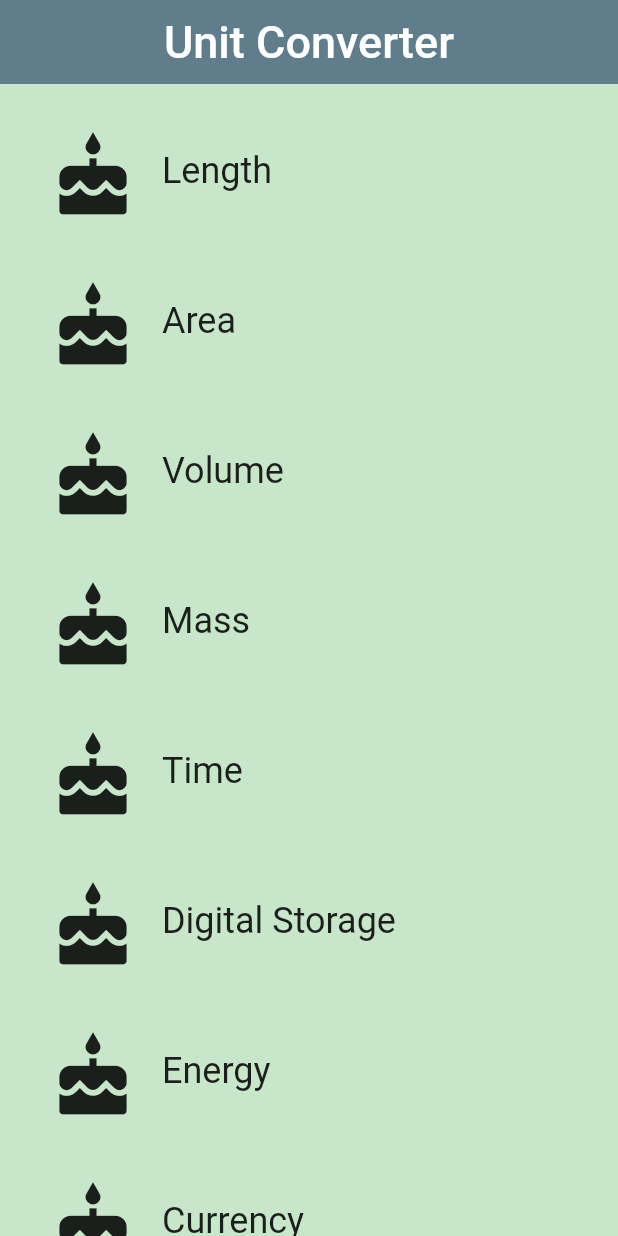
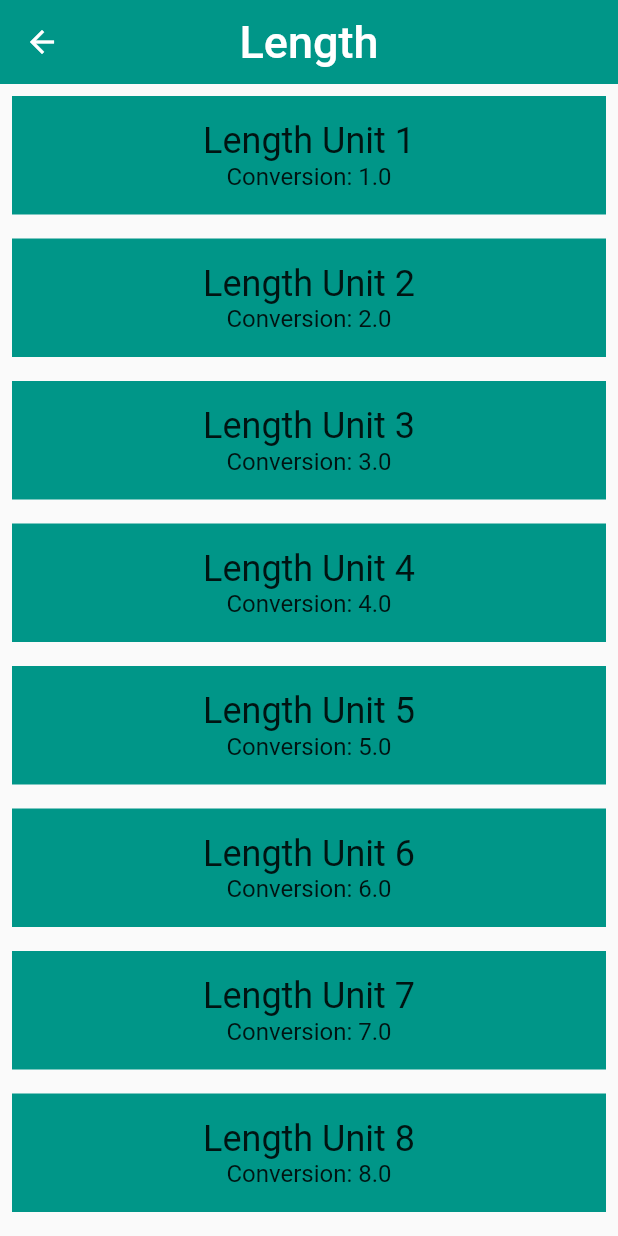
Before and after one commit to SrishtiC99/Flutter-Unit-Converter-App, a Flutter app: the screen it shows after launch, after a tap on "Length", on a phone screen of 412 x 824 dp. Run offline on Flutter 3.47's test engine with Material 2 defaults, Android fonts, the phone set to English and light mode, and no system bars.

Commit message:
Navigate to the unit_converter.dart

```diff
--- a/lib/category.dart
+++ b/lib/category.dart
@@ -1,14 +1,37 @@
 import 'package:flutter/material.dart';
+import 'unit.dart';
+import 'unit_converter.dart';
 
 class Category extends StatelessWidget{
   final _widgetHeight = 100.0;
   final _iconSize = 60.0;
   final _textSize = 24.0;
 
-  String categoryName;
-  Color color;
-  IconData iconData;
+  final String categoryName;
+  final Color color;
+  final IconData iconData;
   Category(this.categoryName, this.color, this.iconData);
+
+  /// Returns a list of mock [Unit]s.
+  List<Unit> _retrieveUnitList(String categoryName) {
+    return List.generate(10, (int i) {
+      i += 1;
+      return Unit(
+        name: '$categoryName Unit $i',
+        conversion: i.toDouble(),
+      );
+    });
+  }
+
+
+  void _navigateToUnitConverter(BuildContext context){
+    Navigator.push(context,
+      MaterialPageRoute(builder: (context) =>
+          ConverterRoute(categoryName, color, _retrieveUnitList(categoryName))
+      )
+    );
+  }
+
   @override
   Widget build(BuildContext context) {
     return Container(
@@ -18,7 +41,7 @@ class Category extends StatelessWidget{
         highlightColor: color,
         splashColor: color,
         onTap: () {
-          print("I was tapped");
+          _navigateToUnitConverter(context);
         },
         borderRadius: BorderRadius.circular(50),
         child: Row(
--- a/lib/category_route.dart
+++ b/lib/category_route.dart
@@ -1,5 +1,6 @@
 import 'package:flutter/material.dart';
 import 'package:flutter_udacity1/category.dart';
+import 'package:flutter_udacity1/unit_converter.dart';
 
 class CategoryRoute extends StatelessWidget{
   CategoryRoute();
--- /dev/null
+++ b/lib/unit.dart
@@ -0,0 +1,16 @@
+import 'package:meta/meta.dart';
+
+class Unit{
+  final String name;
+  final double conversion;
+  /// An example would be 'Meter' and '1.0'.
+  Unit({required this.name, required this.conversion});
+
+  /// Creates a [Unit] from a JSON object.
+  Unit.fromJson(Map jsonMap) :
+      assert(jsonMap['name'] != null),
+      assert(jsonMap['conversion'] != null),
+      name = jsonMap['name'],
+      conversion = jsonMap['conversion'].toDouble();
+
+}
--- /dev/null
+++ b/lib/unit_converter.dart
@@ -0,0 +1,46 @@
+import 'package:flutter/material.dart';
+import 'unit.dart';
+class ConverterRoute extends StatelessWidget{
+  final String categoryName;
+  final Color color;
+  final List<Unit> units;
+  ConverterRoute(this.categoryName,this.color, this.units);
+
+  @override
+  Widget build(BuildContext context) {
+    return Material(
+      child: Scaffold(
+        appBar:  AppBar(
+          title: Text(categoryName,
+            style: TextStyle(fontSize: 30),
+          ),
+          centerTitle: true,
+          elevation: 0.0,
+          backgroundColor: color,
+        ),
+        body: ListView(
+          children: units.map((Unit unit) {
+            return Container(
+              color: color,
+              margin: EdgeInsets.all(8.0),
+              padding: EdgeInsets.all(16.0),
+              child: Column(
+                children: <Widget>[
+                  Text(
+                    unit.name,
+                    style: Theme.of(context).textTheme.headline,
+                  ),
+                  Text(
+                    'Conversion: ${unit.conversion}',
+                    style: Theme.of(context).textTheme.subhead,
+                  ),
+                ],
+              ),
+            );
+          }).toList()
+        ),
+      ),
+    );
+  }
+
+}
```
